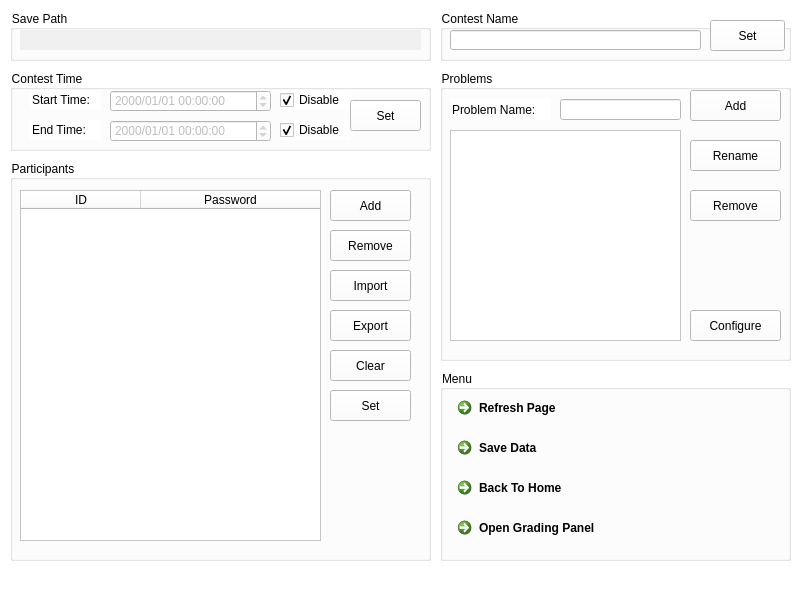
First picture: the form in contesteditor.ui, repository zyzhao-24/Project-Offline-Judge, before the edit.
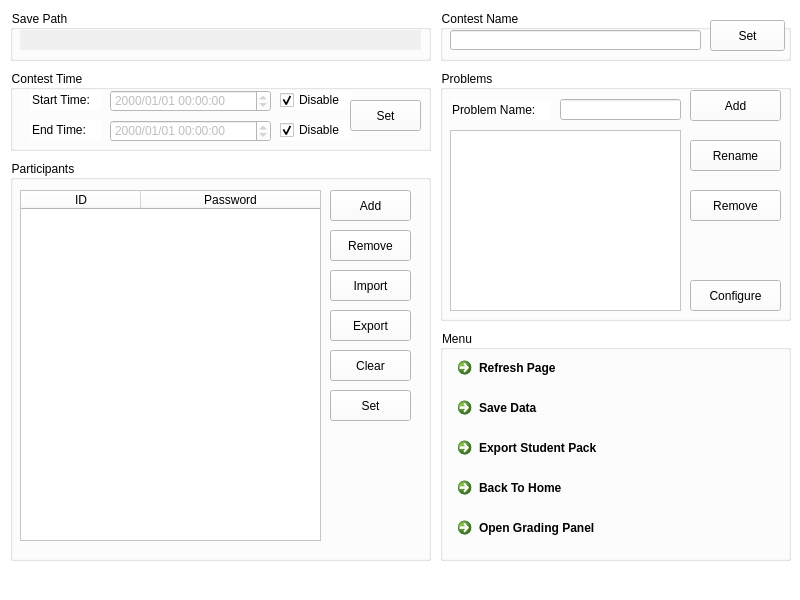
Second picture: the form after the edit. Icons and pictures are not drawn.

```diff
--- a/contesteditor.ui
+++ b/contesteditor.ui
@@ -514,9 +514,9 @@
     <property name="geometry">
      <rect>
       <x>440</x>
-      <y>370</y>
+      <y>330</y>
       <width>351</width>
-      <height>191</height>
+      <height>231</height>
      </rect>
     </property>
     <property name="title">
@@ -564,7 +564,7 @@
      <property name="geometry">
       <rect>
        <x>10</x>
-       <y>100</y>
+       <y>140</y>
        <width>331</width>
        <height>41</height>
       </rect>
@@ -586,7 +586,7 @@
      <property name="geometry">
       <rect>
        <x>10</x>
-       <y>140</y>
+       <y>180</y>
        <width>331</width>
        <height>41</height>
       </rect>
@@ -601,6 +601,25 @@
       <iconset theme="QIcon::ThemeIcon::WindowNew"/>
      </property>
     </widget>
+    <widget class="QCommandLinkButton" name="stusavebtn">
+     <property name="geometry">
+      <rect>
+       <x>10</x>
+       <y>100</y>
+       <width>331</width>
+       <height>41</height>
+      </rect>
+     </property>
+     <property name="autoFillBackground">
+      <bool>false</bool>
+     </property>
+     <property name="text">
+      <string>Export Student Pack</string>
+     </property>
+     <property name="icon">
+      <iconset theme="QIcon::ThemeIcon::MailForward"/>
+     </property>
+    </widget>
    </widget>
    <widget class="QGroupBox" name="probbox">
     <property name="geometry">
@@ -608,7 +627,7 @@
       <x>440</x>
       <y>70</y>
       <width>351</width>
-      <height>291</height>
+      <height>251</height>
      </rect>
     </property>
     <property name="title">
@@ -620,7 +639,7 @@
        <x>10</x>
        <y>60</y>
        <width>231</width>
-       <height>211</height>
+       <height>181</height>
       </rect>
      </property>
      <property name="frameShape">
@@ -675,7 +694,7 @@
      <property name="geometry">
       <rect>
        <x>250</x>
-       <y>240</y>
+       <y>210</y>
        <width>91</width>
        <height>31</height>
       </rect>
```
